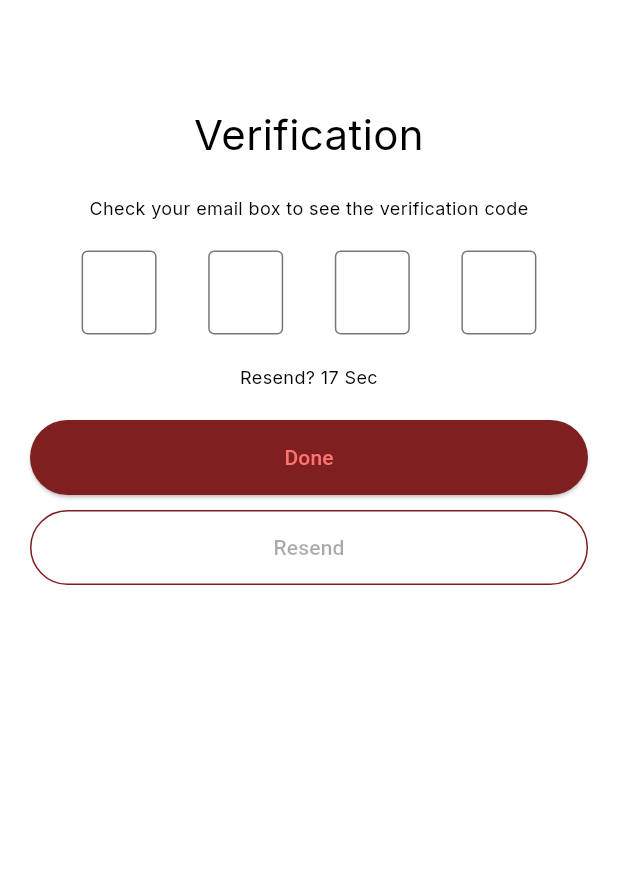
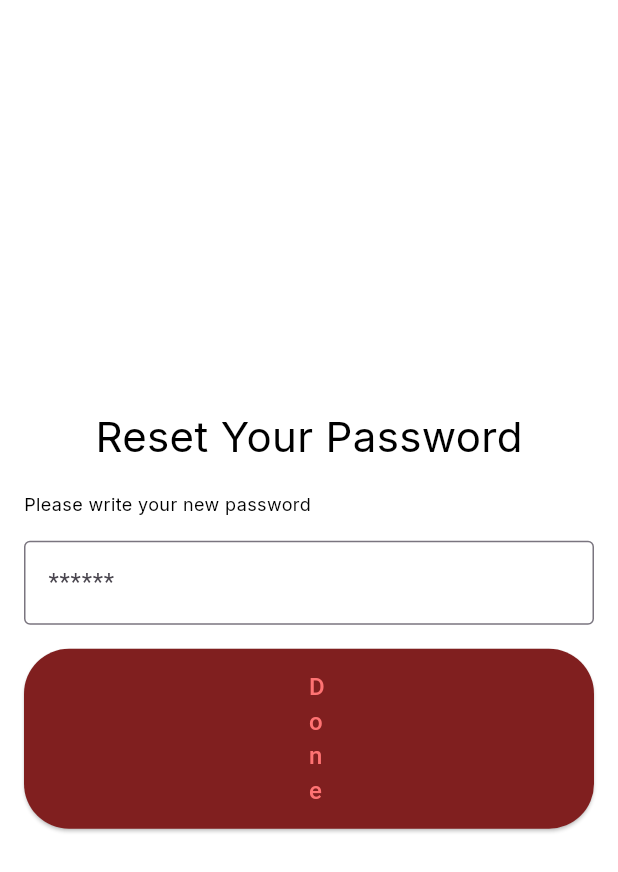
Before and after one commit to slurpiena/flutter_app_notihealth, a Flutter app: the VerificationScreen screen opened directly, after a tap on "Done", on a phone screen of 412 x 824 dp. Shown: the top 872 px of the screen. Run offline on Flutter 3.47's test engine with Material 3 defaults, Android fonts, the phone set to English and light mode, and no system bars; our stand-ins replace flutter_svg, google_fonts.

Commit message:
reser, verification, succes

```diff
--- /dev/null
+++ b/lib/forgot pw/resetpasswordpage.dart
@@ -0,0 +1,83 @@
+import 'package:flutter/material.dart';
+import 'package:flutter_application_notihealth/forgot%20pw/passwordchangesuccespage.dart';
+import 'package:google_fonts/google_fonts.dart';
+
+void main() {
+  runApp(MyApp());
+}
+
+class MyApp extends StatelessWidget {
+  @override
+  Widget build(BuildContext context) {
+    return MaterialApp(
+      home: ResetPasswordPage(),
+    );
+  }
+}
+
+class ResetPasswordPage extends StatelessWidget {
+  @override
+  Widget build(BuildContext context) {
+    return Scaffold(
+      backgroundColor: Colors.white,
+      body: Padding(
+        padding: const EdgeInsets.all(16.0),
+        child: Center(
+          child: Column(
+            mainAxisAlignment: MainAxisAlignment.center,
+            children: <Widget>[
+              Text(
+                'Reset Your Password',
+               style: GoogleFonts.inter(fontSize: 28, fontWeight: FontWeight.normal, color: Colors.black,
+                  ),
+                ),
+              SizedBox(height: 16),
+               Container(
+              alignment: Alignment.centerLeft,
+              child: Text(
+                'Please write your new password',
+                style: GoogleFonts.inter(fontSize: 12, fontWeight: FontWeight.normal, color: Colors.black,
+                  ),
+              ),
+               ),
+              SizedBox(height: 16),
+              TextField(
+                obscureText: true,
+                decoration: InputDecoration(
+                  border: OutlineInputBorder(),
+                  hintText: '******',
+                ),
+              ),
+              SizedBox(height: 16),
+              ElevatedButton(
+                onPressed: () {
+                  Navigator.push(
+                  context,
+                  MaterialPageRoute(
+                    builder: (context) => PasswordChangeSuccessPage(),
+                  ),
+                );
+                  // Implement password reset functionality here
+                },
+                style: ElevatedButton.styleFrom(
+                  backgroundColor: Color(0xFF801F1F),
+                  padding: EdgeInsets.symmetric(horizontal: 190, vertical: 14),
+                  shape: RoundedRectangleBorder(
+                    borderRadius: BorderRadius.circular(30),
+                  ),
+                ),
+                child: Text(
+                  'Done',
+                  style: TextStyle(
+                    color: Color(0xFFFF7373),
+                    fontSize: 16,
+                  ),
+                ),
+              ),
+            ],
+          ),
+        ),
+      ),
+    );
+  }
+}
--- a/lib/forgot pw/verificationpage.dart
+++ b/lib/forgot pw/verificationpage.dart
@@ -1,5 +1,6 @@
 import 'package:flutter/material.dart';
 import 'package:flutter/services.dart';
+import 'package:flutter_application_notihealth/forgot%20pw/resetpasswordpage.dart';
 import 'package:google_fonts/google_fonts.dart';
 
 void main() {
@@ -122,8 +123,14 @@ class _VerificationScreenState extends State<VerificationScreen> {
             SizedBox(height: 20),
             ElevatedButton(
               onPressed: () {
+                Navigator.push(
+                  context,
+                  MaterialPageRoute(
+                    builder: (context) => ResetPasswordPage(),
+                  ),
+                );
+              },
                 // Handle Done button press
-              },
               style: ElevatedButton.styleFrom(
                 foregroundColor: Color(0xFFFF7373),
                 backgroundColor: Color(0xFF801F1F),
```
Also changed, not shown: lib/forgot pw/passwordchangesuccespage.dart (added, +107 -0 lines).
